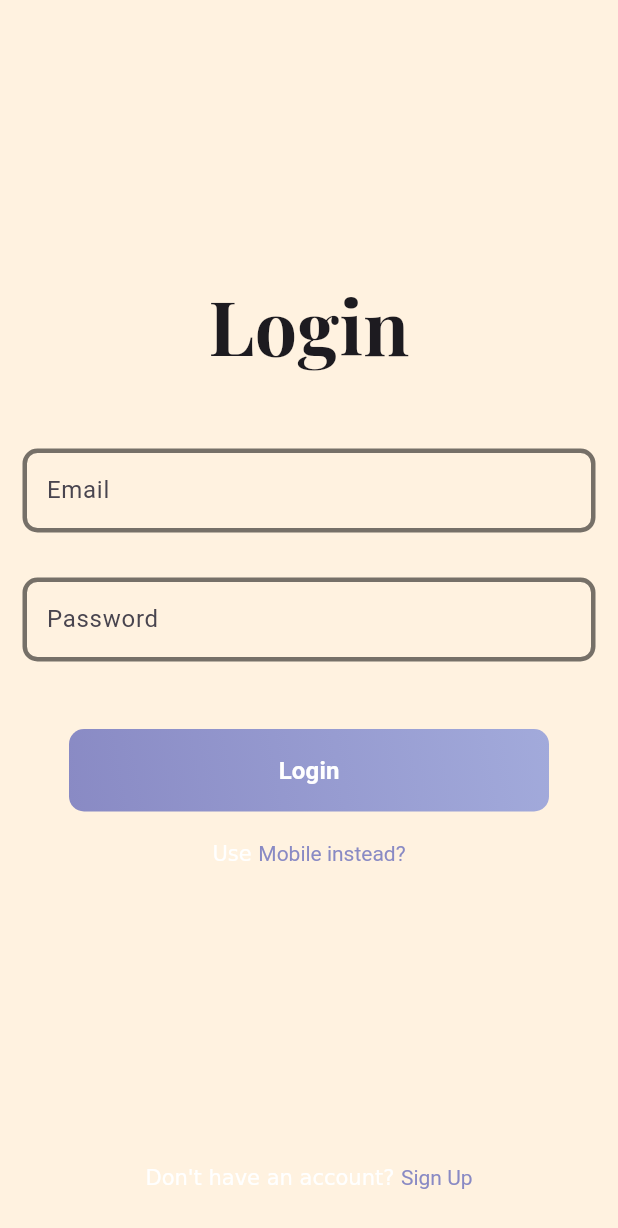
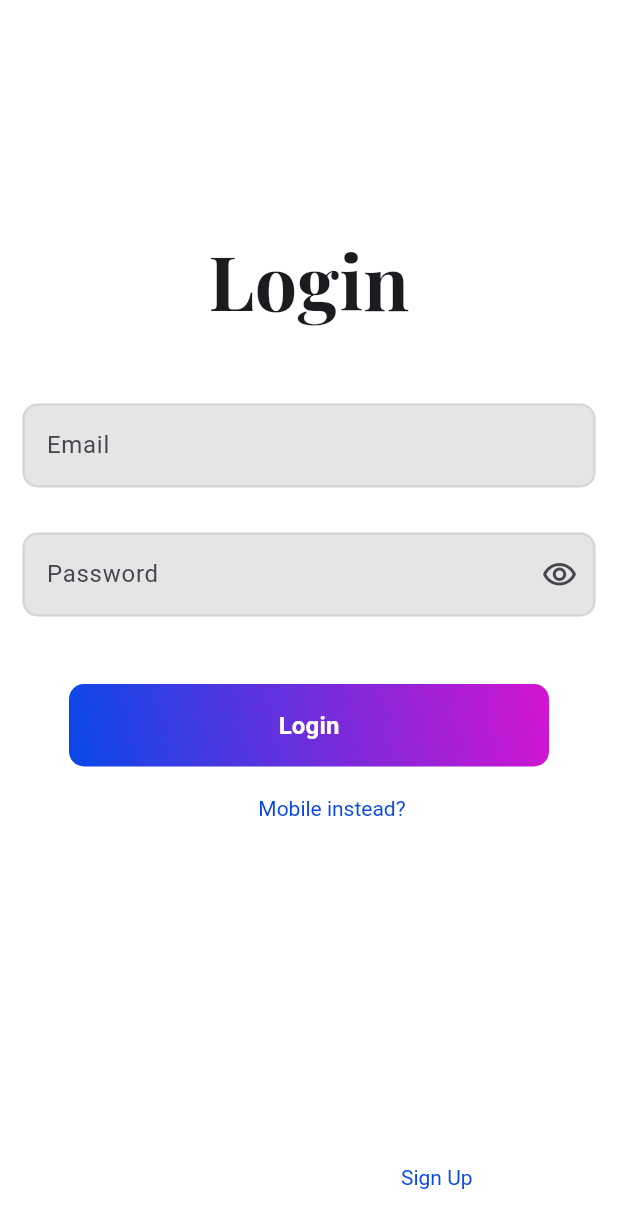
Before and after one commit to Shiva-Shankar-Dev/buy_app, a Flutter app: the screen it shows after launch, on a phone screen of 412 x 824 dp. Shown: the top 1228 px of the screen. Run offline on Flutter 3.47's test engine with Material 3 defaults, Android fonts, the light colour scheme and no system bars; drawn by our look-alikes of flutter_animate; our stand-ins replace animated_splash_screen, carousel_slider, cloud_firestore, file_picker, firebase_auth, firebase_core and 2 more; accounts and stored records are empty.

Commit message:
sreevathsa
# Conflicts:
#	lib/main.dart

```diff
--- a/lib/animated_splash_screen_widget.dart
+++ b/lib/animated_splash_screen_widget.dart
@@ -1,5 +1,5 @@
 import 'package:animated_splash_screen/animated_splash_screen.dart';
-import 'package:buy_app/screens/login_page.dart';
+import 'package:buy_app/screens/auth/login_page.dart';
 import 'package:flutter/material.dart';
 import 'package:lottie/lottie.dart';
 
--- a/lib/colorPallete/color_pallete.dart
+++ b/lib/colorPallete/color_pallete.dart
@@ -1,9 +1,9 @@
 import 'package:flutter/material.dart';
 
 class colorPallete {
-  static Color color1 = Color(0xff898AC4);
-  static Color color2 = Color(0xFFA2AADB);
+  static Color color1 = Color(0xff0948e8);
+  static Color color2 = Color(0xFFD314D0);
   static Color color3 = Colors.black;
   static Color color4 = Colors.transparent;
-  static Color color6 = Color(0xfffff2e0);
+  static Color color6 = Color(0xFFFFFFFF);
 }
--- /dev/null
+++ b/lib/screens/auth/login_page.dart
@@ -0,0 +1,157 @@
+import 'package:buy_app/colorPallete/color_pallete.dart';
+import 'package:buy_app/services/auth.dart';
+import 'package:buy_app/widgets/auth_button.dart';
+import 'package:buy_app/widgets/auth_text_field.dart';
+import 'package:flutter/gestures.dart';
+import 'package:flutter/material.dart';
+import 'package:flutter_animate/flutter_animate.dart';
+
+class LoginPage extends StatefulWidget {
+  @override
+  State<LoginPage> createState() => _LoginPage();
+}
+
+class _LoginPage extends State<LoginPage> {
+  final _formKey = GlobalKey<FormState>();
+  final emailController = TextEditingController();
+  final passwordController = TextEditingController();
+  final AuthService _authService = AuthService();
+  void loginhandle() async {
+    debugPrint("Password: ${passwordController.text}");
+    String? result = await _authService.signInUser(
+      email: emailController.text,
+      password: passwordController.text,
+    );
+    if (result == null) {
+      Navigator.pushNamed(context, '/home');
+    } else {
+      ScaffoldMessenger.of(
+        context,
+      ).showSnackBar(SnackBar(content: Text(result)));
+    }
+  }
+
+  @override
+  void dispose() {
+    emailController.dispose();
+    passwordController.dispose();
+    super.dispose();
+  }
+
+  @override
+  Widget build(BuildContext context) {
+    return Scaffold(
+      body: SingleChildScrollView(
+        child: Column(
+          mainAxisSize: MainAxisSize.min,
+          crossAxisAlignment: CrossAxisAlignment.start,
+          mainAxisAlignment: MainAxisAlignment.start,
+          spacing: 30,
+          children: [
+            Container(
+              margin: EdgeInsets.fromLTRB(0, 150, 0, 100),
+              child: Column(
+                children: [
+                  Text('Login',
+                        style: TextStyle(
+                          fontSize: 50,
+                          fontWeight: FontWeight.bold,
+                          fontFamily: 'PlayfairDisplay',
+                        ),
+                        textAlign: TextAlign.left,
+                      )
+                      .animate()
+                      .slideY(
+                        begin: 0.5,
+                        duration: Duration(milliseconds: 500),
+                      )
+                      .then()
+                      .fadeIn(duration: Duration(milliseconds: 1500)),
+                  SizedBox(height: 32),
+                  Form(
+                        key: _formKey,
+                        child: Column(
+                          children: [
+                            AuthTextField(
+                              hintText: 'Email',
+                              controller: emailController,
+                            ),
+                            AuthPassword(
+                              passwordController: passwordController,
+                            ),
+                            SizedBox(height: 10),
+                            /*Row(
+                          children: [
+                            Checkbox(value: true, onChanged: (value) {}),
+                            Text('Remeber Me'),
+                          ],
+                        ),*/
+                            SizedBox(height: 20),
+                            AuthButton(
+                              hintText: 'Login',
+                              onPressed: () {
+                                FadeEffect(
+                                  duration: Duration(milliseconds: 500),
+                                );
+                                loginhandle();
+                              },
+                            ),
+                          ],
+                        ),
+                      )
+                      .animate()
+                      .fadeIn(duration: Duration(milliseconds: 1000))
+                      .then(),
+                  SizedBox(height: 10),
+                  SizedBox(height: 10),
+                  RichText(
+                    text: TextSpan(
+                      text: 'Use ',
+                      children: [
+                        TextSpan(
+                          text: 'Mobile instead?',
+                          style: TextStyle(color: colorPallete.color1),
+                          recognizer: TapGestureRecognizer()
+                            ..onTap = () {
+                              Navigator.pushNamed(context, '/mobile');
+                            },
+                        ),
+                      ],
+                    ),
+                  ),
+                  SizedBox(height: 0),
+                ],
+              ),
+            ),
+
+            Container(
+              margin: EdgeInsets.only(top: 100),
+              child: Row(
+                mainAxisAlignment: MainAxisAlignment.center,
+                children: [
+                  RichText(
+                    text: TextSpan(
+                      text: 'Don\'t have an account? ',
+                      children: [
+                        TextSpan(
+                          text: 'Sign Up',
+                          style: TextStyle(color: colorPallete.color1),
+                          recognizer: TapGestureRecognizer()
+                            ..onTap = () {
+                              Navigator.pushNamed(context, '/signup');
+                            },
+                        ),
+                      ],
+                    ),
+                  ),
+                ],
+              ),
+            ),
+          ],
+        ),
+      ),
+      // This trailing comma makes auto-formatting nicer for build methods.
+    );
+    // TRY THIS: Try changing the color here to a specific color (to
+  }
+}
--- a/lib/screens/otp_page.dart
+++ b/lib/screens/auth/otp_page.dart
@@ -1,7 +1,7 @@
 import 'package:flutter/material.dart';
 import 'package:firebase_auth/firebase_auth.dart';
 
-import '../colorPallete/color_pallete.dart';
+import '../../colorPallete/color_pallete.dart';
 
 class OtpPage extends StatefulWidget {
   final String phone;
--- a/lib/screens/signup_page.dart
+++ b/lib/screens/auth/signup_page.dart
@@ -2,8 +2,8 @@ import 'package:buy_app/colorPallete/color_pallete.dart';
 import 'package:cloud_firestore/cloud_firestore.dart';
 import 'package:flutter/gestures.dart';
 import 'package:flutter/material.dart';
-import '../widgets/auth_text_field.dart';
-import '../widgets/auth_button.dart';
+import '../../widgets/auth_text_field.dart';
+import '../../widgets/auth_button.dart';
 import 'package:buy_app/services/auth.dart';
 
 class SignUpPage extends StatefulWidget {
@@ -118,7 +118,6 @@ class _SignUpPage extends State<SignUpPage> {
                       AuthTextField(
                         hintText: 'Password',
                         controller: passwordController,
-                        hide: true,
                         validator: (value) {
                           if (value == null || value.isEmpty) {
                             return 'Password cannot be empty';
--- a/lib/screens/login_page.dart
+++ /dev/null
@@ -1,163 +0,0 @@
-import 'package:buy_app/colorPallete/color_pallete.dart';
-import 'package:buy_app/services/auth.dart';
-import 'package:buy_app/widgets/auth_button.dart';
-import 'package:buy_app/widgets/auth_text_field.dart';
-import 'package:flutter/gestures.dart';
-import 'package:flutter/material.dart';
-import 'package:flutter_animate/flutter_animate.dart';
-
-class LoginPage extends StatefulWidget {
-  @override
-  State<LoginPage> createState() => _LoginPage();
-}
-
-class _LoginPage extends State<LoginPage> {
-  final _formKey = GlobalKey<FormState>();
-  final emailController = TextEditingController();
-  final passwordController = TextEditingController();
-  final AuthService _authService = AuthService();
-  void loginhandle() async {
-    String? result = await _authService.signInUser(
-      email: emailController.text,
-      password: passwordController.text,
-    );
-    if (result == null) {
-      Navigator.pushNamed(context, '/home');
-    } else {
-      ScaffoldMessenger.of(
-        context,
-      ).showSnackBar(SnackBar(content: Text(result)));
-    }
-  }
-
-  @override
-  void dispose() {
-    emailController.dispose();
-    passwordController.dispose();
-    super.dispose();
-  }
-
-  @override
-  Widget build(BuildContext context) {
-    return Scaffold(
-      body: Container(
-        //decoration: BoxDecoration(image: DecorationImage(image: AssetImage('./assets/background.jpg'), fit: BoxFit.cover)),
-        height: double.infinity,
-        child: SingleChildScrollView(
-          child: Center(
-            child: Column(
-              mainAxisSize: MainAxisSize.min,
-              children: [
-                SizedBox(height: 30),
-                Container(
-                  margin: EdgeInsets.fromLTRB(0, 150, 0, 100),
-                  child: Column(
-                    children: [
-                      Text(
-                            'Login',
-                            style: TextStyle(
-                              fontSize: 50,
-                              fontWeight: FontWeight.bold,
-                              fontFamily: 'PlayfairDisplay',
-                            ),
-                            textAlign: TextAlign.left,
-                          )
-                          .animate()
-                          .slideY(
-                            begin: 0.5,
-                            duration: Duration(milliseconds: 500),
-                          )
-                          .then()
-                          .fadeIn(duration: Duration(milliseconds: 1500)),
-                      SizedBox(height: 32),
-                      Form(
-                            key: _formKey,
-                            child: Column(
-                              children: [
-                                AuthTextField(
-                                  hintText: 'Email',
-                                  controller: emailController,
-                                ),
-                                AuthTextField(
-                                  hintText: 'Password',
-                                  controller: passwordController,
-                                  hide: true,
-                                ),
-                                SizedBox(height: 10),
-                                /*Row(
-                              children: [
-                                Checkbox(value: true, onChanged: (value) {}),
-                                Text('Remeber Me'),
-                              ],
-                            ),*/
-                                SizedBox(height: 20),
-                                AuthButton(
-                                  hintText: 'Login',
-                                  onPressed: () {
-                                    FadeEffect(
-                                      duration: Duration(milliseconds: 500),
-                                    );
-                                    loginhandle();
-                                  },
-                                ),
-                              ],
-                            ),
-                          )
-                          .animate()
-                          .fadeIn(duration: Duration(milliseconds: 1000))
-                          .then(),
-                      SizedBox(height: 10),
-                      SizedBox(height: 10),
-                      RichText(
-                        text: TextSpan(
-                          text: 'Use ',
-                          children: [
-                            TextSpan(
-                              text: 'Mobile instead?',
-                              style: TextStyle(color: colorPallete.color1),
-                              recognizer: TapGestureRecognizer()
-                                ..onTap = () {
-                                  Navigator.pushNamed(context, '/mobile');
-                                },
-                            ),
-                          ],
-                        ),
-                      ),
-                      SizedBox(height: 0),
-                    ],
-                  ),
-                ),
-
-                Container(
-                  margin: EdgeInsets.only(top: 100),
-                  child: Row(
-                    mainAxisAlignment: MainAxisAlignment.center,
-                    children: [
-                      RichText(
-                        text: TextSpan(
-                          text: 'Don\'t have an account? ',
-                          children: [
-                            TextSpan(
-                              text: 'Sign Up',
-                              style: TextStyle(color: colorPallete.color1),
-                              recognizer: TapGestureRecognizer()
-                                ..onTap = () {
-                                  Navigator.pushNamed(context, '/signup');
-                                },
-                            ),
-                          ],
-                        ),
-                      ),
-                    ],
-                  ),
-                ),
-              ],
-            ),
-          ),
-        ),
-      ),
-      // This trailing comma makes auto-formatting nicer for build methods.
-    );
-    // TRY THIS: Try changing the color here to a specific color (to
-  }
-}
--- a/lib/widgets/auth_text_field.dart
+++ b/lib/widgets/auth_text_field.dart
@@ -7,12 +7,10 @@ class AuthTextField extends StatelessWidget {
     super.key,
     required this.hintText,
     required this.controller,
-    this.hide = false,
     this.validator,
   });
   final String? Function(String?)? validator;
   String hintText;
-  bool hide;
   TextEditingController controller;
   @override
   Widget build(BuildContext context) {
@@ -20,19 +18,20 @@ class AuthTextField extends StatelessWidget {
       child: Padding(
         padding: const EdgeInsets.all(15.0),
         child: TextFormField(
-          obscureText: hide,
           decoration: InputDecoration(
             hintText: hintText,
+            filled: true,
+            fillColor: Colors.grey.shade400.withAlpha(100),
             enabledBorder: OutlineInputBorder(
               borderRadius: BorderRadius.circular(10),
               borderSide: BorderSide(
-                color: const Color.fromARGB(137, 0, 0, 0),
-                width: 3,
+                color: Colors.grey.shade400.withAlpha(100),
+                width: 1.5,
               ),
             ),
             focusedBorder: OutlineInputBorder(
               borderRadius: BorderRadius.circular(10),
-              borderSide: BorderSide(color: colorPallete.color1, width: 3),
+              borderSide: BorderSide(color: Colors.black, width: 1.5),
             ),
           ),
           controller: controller,
@@ -47,3 +46,59 @@ class AuthTextField extends StatelessWidget {
     );
   }
 }
+
+class AuthPassword extends StatefulWidget {
+  final TextEditingController passwordController;
+  const AuthPassword({super.key, required this.passwordController});
+
+  @override
+  State<AuthPassword> createState() => _AuthPasswordState();
+}
+
+class _AuthPasswordState extends State<AuthPassword> {
+  bool isPasswordVisible = true;
+  @override
+  Widget build(BuildContext context) {
+    return SingleChildScrollView(
+      child: Padding(
+        padding: const EdgeInsets.all(15.0),
+        child: TextFormField(
+          obscureText: isPasswordVisible,
+          decoration: InputDecoration(
+            hintText: "Password",
+            filled: true,
+            fillColor: Colors.grey.shade400.withAlpha(100),
+            enabledBorder: OutlineInputBorder(
+              borderRadius: BorderRadius.circular(10),
+              borderSide: BorderSide(
+                color: Colors.grey.shade400.withAlpha(100),
+                width: 1.5,
+              ),
+            ),
+            focusedBorder: OutlineInputBorder(
+              borderRadius: BorderRadius.circular(10),
+              borderSide: BorderSide(color: Colors.black, width: 1.5),
+            ),
+            suffixIcon: IconButton(
+              onPressed: () {
+                setState(() {
+                  isPasswordVisible = !isPasswordVisible;
+                });
+              },
+              icon: isPasswordVisible
+                  ? Icon(Icons.visibility_outlined)
+                  : Icon(Icons.visibility_off_outlined),
+            ),
+          ),
+          controller: widget.passwordController,
+          validator: (value) {
+            if (value == null || value.isEmpty) {
+              return 'please enter your mobile number';
+            }
+            return null;
+          },
+        ),
+      ),
+    );
+  }
+}
```
Also changed, not shown: lib/main.dart (+4 -38 lines), lib/index.dart (added), lib/screens/auth/mobile_login_page.dart (renamed from lib/screens/mobile_login_page.dart).
